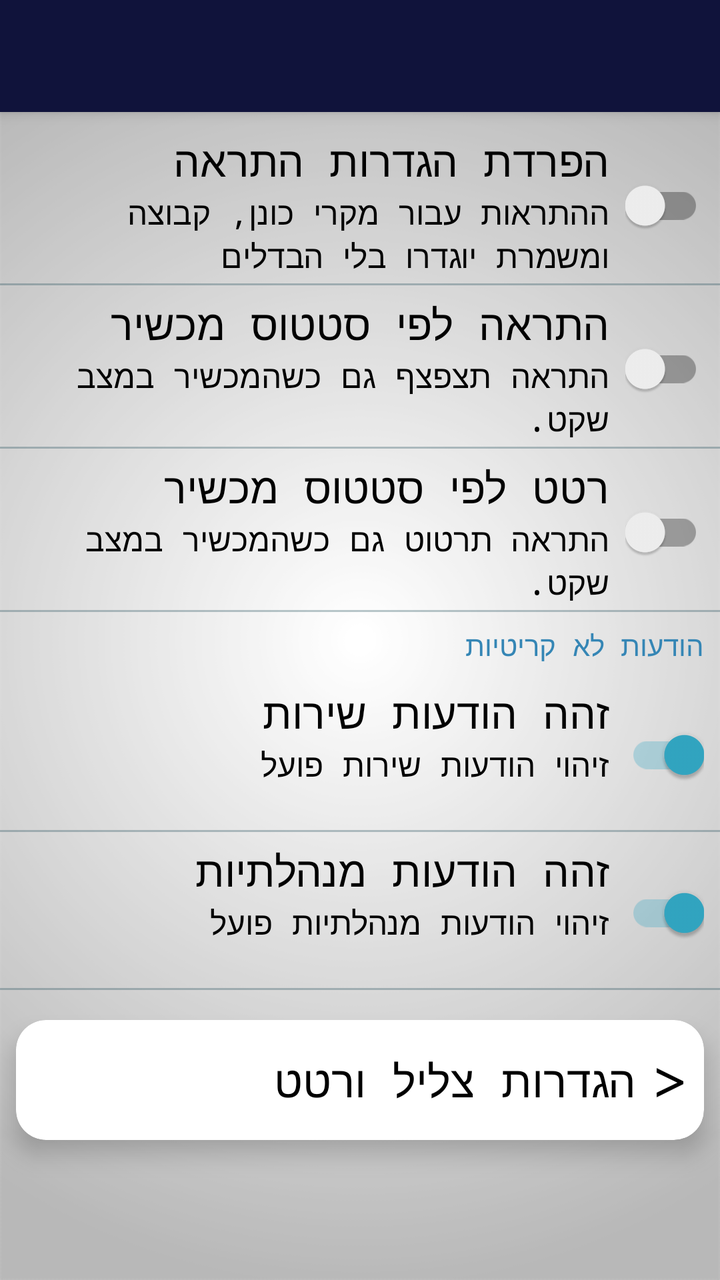
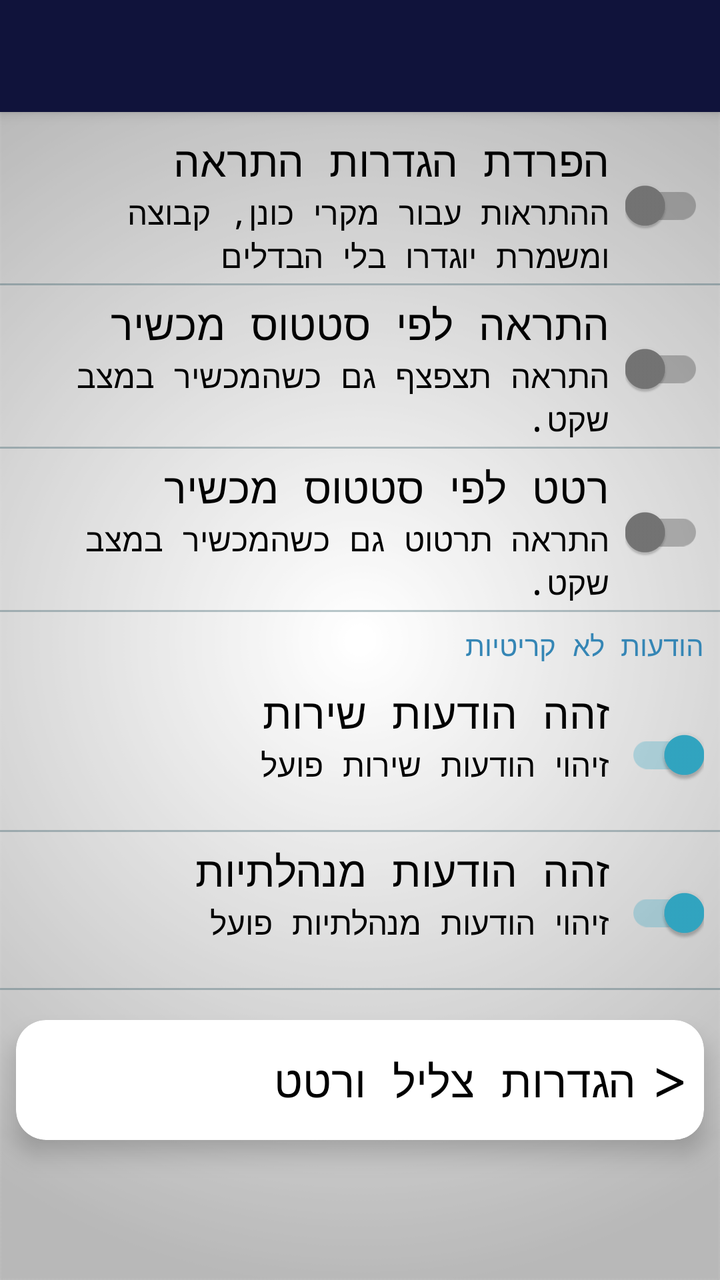

The first picture is an Android layout as it rendered before a commit; the second is the same layout after the commit. The layout source and the unified diff follow.
<!-- AndroidManifest.xml: application theme AppTheme -->
<!-- res/layout/settings_designed_notifications.xml -->
<?xml version="1.0" encoding="utf-8"?>
<androidx.coordinatorlayout.widget.CoordinatorLayout
    xmlns:android="http://schemas.android.com/apk/res/android"
    xmlns:app="http://schemas.android.com/apk/res-auto"
    android:layout_width="match_parent"
    android:layout_height="match_parent"
    xmlns:tools="http://schemas.android.com/tools"
    tools:context=".SettingsDesignedNotifications">
    <com.google.android.material.appbar.AppBarLayout
        android:layout_width="match_parent"
        android:layout_height="wrap_content"
        android:theme="@style/AppTheme.AppBarOverlay">
        <androidx.appcompat.widget.Toolbar
            android:id="@+id/toolbar"
            android:layout_width="match_parent"
            android:layout_height="?attr/actionBarSize"
            android:background="@color/ColorPrimary"
            app:layout_scrollFlags="scroll|exitUntilCollapsed"
            app:popupTheme="@style/AppTheme.PopupOverlay" />
    </com.google.android.material.appbar.AppBarLayout>
    <androidx.core.widget.NestedScrollView
        android:layout_width="match_parent"
        android:layout_height="wrap_content"
        app:layout_behavior="com.google.android.material.appbar.AppBarLayout$ScrollingViewBehavior">
    <androidx.constraintlayout.widget.ConstraintLayout
        android:layout_width="match_parent"
        android:layout_height="match_parent">
        <androidx.constraintlayout.widget.ConstraintLayout
            android:id="@+id/cutA_pref"
            android:layout_width="match_parent"
            android:layout_height="wrap_content"
            android:layout_marginTop="8dp"
            app:layout_constraintTop_toTopOf="parent">
            <androidx.appcompat.widget.SwitchCompat
                android:id="@+id/cutAlarm"
                android:layout_width="wrap_content"
                android:layout_height="wrap_content"
                android:layout_marginTop="8dp"
                android:layout_marginEnd="8dp"
                android:layout_marginBottom="8dp"
                android:clickable="false"
                app:layout_constraintBottom_toTopOf="@+id/cutA_divider"
                app:layout_constraintEnd_toEndOf="parent"
                app:layout_constraintTop_toTopOf="parent" />
            <TextView
                android:id="@+id/cutA_Title"
                android:layout_width="0dp"
                android:layout_height="wrap_content"
                android:layout_marginStart="8dp"
                android:layout_marginTop="2dp"
                android:layout_marginEnd="8dp"
                android:text="@string/pref_title_cutA"
                android:textSize="21sp"
                app:layout_constraintEnd_toStartOf="@+id/cutAlarm"
                app:layout_constraintStart_toStartOf="parent"
                app:layout_constraintTop_toTopOf="parent" />
            <TextView
                android:id="@+id/cutA_Desc"
                android:layout_width="0dp"
                android:layout_height="wrap_content"
                android:layout_marginStart="8dp"
                android:layout_marginTop="1dp"
                android:layout_marginEnd="8dp"
                android:text="@string/pref_description_cutA_off"
                android:textSize="16sp"
                android:minLines="2"
                app:layout_constraintEnd_toStartOf="@+id/cutAlarm"
                app:layout_constraintStart_toStartOf="parent"
                app:layout_constraintTop_toBottomOf="@+id/cutA_Title" />
            <View
                android:id="@+id/cutA_divider"
                android:layout_width="match_parent"
                android:layout_height="1dp"
                android:layout_marginTop="3dp"
                android:background="@color/ColorBlueAlpha"
                app:layout_constraintTop_toBottomOf="@+id/cutA_Desc" />
        </androidx.constraintlayout.widget.ConstraintLayout>
        <androidx.constraintlayout.widget.ConstraintLayout
            android:id="@+id/stat_pref"
            android:layout_width="match_parent"
            android:layout_height="wrap_content"
            android:layout_marginTop="3dp"
            app:layout_constraintTop_toBottomOf="@+id/cutA_pref">
            <androidx.appcompat.widget.SwitchCompat
                android:id="@+id/stat"
                android:layout_width="wrap_content"
                android:layout_height="wrap_content"
                android:layout_marginTop="8dp"
                android:layout_marginEnd="8dp"
                android:layout_marginBottom="8dp"
                android:clickable="false"
                app:layout_constraintBottom_toTopOf="@+id/stat_divider"
                app:layout_constraintEnd_toEndOf="parent"
                app:layout_constraintTop_toTopOf="parent" />
            <TextView
                android:id="@+id/stat_Title"
                android:layout_width="0dp"
                android:layout_height="wrap_content"
                android:layout_marginStart="8dp"
                android:layout_marginTop="2dp"
                android:layout_marginEnd="8dp"
                android:text="@string/pref_title_state"
                android:textSize="21sp"
                app:layout_constraintEnd_toStartOf="@+id/stat"
                app:layout_constraintStart_toStartOf="parent"
                app:layout_constraintTop_toTopOf="parent" />
            <TextView
                android:id="@+id/stat_Desc"
                android:layout_width="0dp"
                android:layout_height="wrap_content"
                android:layout_marginStart="8dp"
                android:layout_marginTop="1dp"
                android:layout_marginEnd="8dp"
                android:text="@string/pref_description_state_off"
                android:textSize="16sp"
                android:minLines="2"
                app:layout_constraintEnd_toStartOf="@+id/stat"
                app:layout_constraintStart_toStartOf="parent"
                app:layout_constraintTop_toBottomOf="@+id/stat_Title" />
            <View
                android:id="@+id/stat_divider"
                android:layout_width="match_parent"
                android:layout_height="1dp"
                android:background="@color/ColorBlueAlpha"
                android:layout_marginTop="3dp"
                app:layout_constraintTop_toBottomOf="@+id/stat_Desc" />
        </androidx.constraintlayout.widget.ConstraintLayout>
        <androidx.constraintlayout.widget.ConstraintLayout
            android:id="@+id/statVib_pref"
            android:layout_width="match_parent"
            android:layout_height="wrap_content"
            android:layout_marginTop="3dp"
            app:layout_constraintTop_toBottomOf="@+id/stat_pref">
            <androidx.appcompat.widget.SwitchCompat
                android:id="@+id/statVib"
                android:layout_width="wrap_content"
                android:layout_height="wrap_content"
                android:layout_marginTop="8dp"
                android:layout_marginEnd="8dp"
                android:layout_marginBottom="8dp"
                android:clickable="false"
                app:layout_constraintBottom_toTopOf="@+id/statVib_divider"
                app:layout_constraintEnd_toEndOf="parent"
                app:layout_constraintTop_toTopOf="parent" />
            <TextView
                android:id="@+id/statVib_Title"
                android:layout_width="0dp"
                android:layout_height="wrap_content"
                android:layout_marginStart="8dp"
                android:layout_marginTop="2dp"
                android:layout_marginEnd="8dp"
                android:text="@string/pref_title_stateVib"
                android:textSize="21sp"
                app:layout_constraintEnd_toStartOf="@+id/statVib"
                app:layout_constraintStart_toStartOf="parent"
                app:layout_constraintTop_toTopOf="parent" />
            <TextView
                android:id="@+id/statVib_Desc"
                android:layout_width="0dp"
                android:layout_height="wrap_content"
                android:layout_marginStart="8dp"
                android:layout_marginTop="1dp"
                android:layout_marginEnd="8dp"
                android:minLines="2"
                android:text="@string/pref_description_stateVib_off"
                android:textSize="16sp"
                app:layout_constraintEnd_toStartOf="@+id/statVib"
                app:layout_constraintStart_toStartOf="parent"
                app:layout_constraintTop_toBottomOf="@+id/statVib_Title" />
            <View
                android:id="@+id/statVib_divider"
                android:layout_width="match_parent"
                android:layout_height="1dp"
                android:background="@color/ColorBlueAlpha"
                android:layout_marginTop="3dp"
                app:layout_constraintTop_toBottomOf="@+id/statVib_Desc" />
        </androidx.constraintlayout.widget.ConstraintLayout>

        <TextView
            android:id="@+id/textView3"
            android:layout_width="0dp"
            android:layout_height="wrap_content"
            android:layout_marginStart="8dp"
            android:layout_marginTop="7dp"
            android:layout_marginEnd="8dp"
            android:text="@string/title_low_calls"
            android:textColor="@color/Ocean"
            app:layout_constraintEnd_toEndOf="parent"
            app:layout_constraintStart_toStartOf="parent"
            app:layout_constraintTop_toBottomOf="@+id/statVib_pref" />
        <androidx.constraintlayout.widget.ConstraintLayout
            android:id="@+id/T6_pref"
            android:layout_width="match_parent"
            android:layout_height="wrap_content"
            android:layout_marginTop="8dp"
            app:layout_constraintTop_toBottomOf="@+id/textView3">
            <androidx.appcompat.widget.SwitchCompat
                android:id="@+id/T6"
                android:layout_width="wrap_content"
                android:layout_height="wrap_content"
                android:layout_marginTop="8dp"
                android:layout_marginEnd="8dp"
                android:layout_marginBottom="8dp"
                android:clickable="false"
                android:checked="true"
                app:layout_constraintBottom_toTopOf="@+id/T6_divider"
                app:layout_constraintEnd_toEndOf="parent"
                app:layout_constraintTop_toTopOf="parent" />
            <TextView
                android:id="@+id/T6_Title"
                android:layout_width="0dp"
                android:layout_height="wrap_content"
                android:layout_marginStart="8dp"
                android:layout_marginTop="2dp"
                android:layout_marginEnd="8dp"
                android:text="@string/findT6"
                android:textSize="21sp"
                app:layout_constraintEnd_toStartOf="@+id/T6"
                app:layout_constraintStart_toStartOf="parent"
                app:layout_constraintTop_toTopOf="parent" />
            <TextView
                android:id="@+id/T6_Desc"
                android:layout_width="0dp"
                android:layout_height="wrap_content"
                android:layout_marginStart="8dp"
                android:layout_marginTop="1dp"
                android:layout_marginEnd="8dp"
                android:text="@string/findT6_on"
                android:textSize="16sp"
                android:minLines="2"
                app:layout_constraintEnd_toStartOf="@+id/T6"
                app:layout_constraintStart_toStartOf="parent"
                app:layout_constraintTop_toBottomOf="@+id/T6_Title" />
            <View
                android:id="@+id/T6_divider"
                android:layout_width="match_parent"
                android:layout_height="1dp"
                android:layout_marginTop="3dp"
                android:background="@color/ColorBlueAlpha"
                app:layout_constraintTop_toBottomOf="@+id/T6_Desc" />
        </androidx.constraintlayout.widget.ConstraintLayout>
        <androidx.constraintlayout.widget.ConstraintLayout
            android:id="@+id/findT4_pref"
            android:layout_width="match_parent"
            android:layout_height="wrap_content"
            android:layout_marginTop="3dp"
            app:layout_constraintTop_toBottomOf="@+id/T6_pref">
            <androidx.appcompat.widget.SwitchCompat
                android:id="@+id/findT4"
                android:layout_width="wrap_content"
                android:layout_height="wrap_content"
                android:layout_marginTop="8dp"
                android:layout_marginEnd="8dp"
                android:layout_marginBottom="8dp"
                android:clickable="false"
                android:checked="true"
                app:layout_constraintBottom_toTopOf="@+id/findT4_divider"
                app:layout_constraintEnd_toEndOf="parent"
                app:layout_constraintTop_toTopOf="parent" />
            <TextView
                android:id="@+id/findT4_Title"
                android:layout_width="0dp"
                android:layout_height="wrap_content"
                android:layout_marginStart="8dp"
                android:layout_marginTop="2dp"
                android:layout_marginEnd="8dp"
                android:text="@string/findT4"
                android:textSize="21sp"
                app:layout_constraintEnd_toStartOf="@+id/findT4"
                app:layout_constraintStart_toStartOf="parent"
                app:layout_constraintTop_toTopOf="parent" />
            <TextView
                android:id="@+id/findT4_Desc"
                android:layout_width="0dp"
                android:layout_height="wrap_content"
                android:layout_marginStart="8dp"
                android:layout_marginTop="1dp"
                android:layout_marginEnd="8dp"
                android:text="@string/findT4_on"
                android:textSize="16sp"
                android:minLines="2"
                app:layout_constraintEnd_toStartOf="@+id/findT4"
                app:layout_constraintStart_toStartOf="parent"
                app:layout_constraintTop_toBottomOf="@+id/findT4_Title" />
            <View
                android:id="@+id/findT4_divider"
                android:layout_width="match_parent"
                android:layout_height="1dp"
                android:background="@color/ColorBlueAlpha"
                android:layout_marginTop="3dp"
                app:layout_constraintTop_toBottomOf="@+id/findT4_Desc" />
        </androidx.constraintlayout.widget.ConstraintLayout>


        <androidx.cardview.widget.CardView
            android:id="@+id/sound_vib_card"
            android:layout_width="0dp"
            android:layout_height="60dp"
            android:layout_marginStart="8dp"
            android:layout_marginTop="15dp"
            android:layout_marginEnd="8dp"
            android:layout_marginBottom="30dp"
            app:cardBackgroundColor="@color/White"
            app:cardCornerRadius="15dp"
            app:cardElevation="7dp"
            app:layout_constraintEnd_toEndOf="parent"
            app:layout_constraintStart_toStartOf="parent"
            app:layout_constraintTop_toBottomOf="@+id/findT4_pref"
            app:layout_constraintBottom_toBottomOf="parent">
            <androidx.constraintlayout.widget.ConstraintLayout
                android:layout_width="match_parent"
                android:layout_height="match_parent">
                <TextView
                    android:id="@+id/tools_tv"
                    android:layout_width="0dp"
                    android:layout_height="wrap_content"
                    android:layout_marginStart="8dp"
                    android:layout_marginTop="8dp"
                    android:layout_marginEnd="8dp"
                    android:layout_marginBottom="8dp"
                    android:text="@string/pref_header_sound_and_vib"
                    android:textSize="22sp"
                    app:layout_constraintBottom_toBottomOf="parent"
                    app:layout_constraintEnd_toStartOf="@+id/tools_arrow_tv"
                    app:layout_constraintStart_toStartOf="parent"
                    app:layout_constraintTop_toTopOf="parent" />
                <TextView
                    android:id="@+id/tools_arrow_tv"
                    android:layout_width="wrap_content"
                    android:layout_height="wrap_content"
                    android:layout_marginTop="8dp"
                    android:layout_marginEnd="8dp"
                    android:layout_marginBottom="8dp"
                    android:text=">"
                    android:textSize="30sp"
                    app:layout_constraintBottom_toBottomOf="parent"
                    app:layout_constraintEnd_toEndOf="parent"
                    app:layout_constraintTop_toTopOf="parent" />
            </androidx.constraintlayout.widget.ConstraintLayout>
        </androidx.cardview.widget.CardView>
    </androidx.constraintlayout.widget.ConstraintLayout>
    </androidx.core.widget.NestedScrollView>
</androidx.coordinatorlayout.widget.CoordinatorLayout>
<!-- resources referenced by this layout -->
<resources>
  <color name="ColorBlueAlpha">#4D194853</color>
  <color name="ColorPrimary">#10133b</color>
  <color name="Ocean">#3586B5</color>
  <color name="White">#FFFFFF</color>
  <string name="findT4">זהה הודעות מנהלתיות</string>
  <string name="findT4_on">זיהוי הודעות מנהלתיות פועל</string>
  <string name="findT6">זהה הודעות שירות</string>
  <string name="findT6_on">זיהוי הודעות שירות פועל</string>
  <string name="pref_description_cutA_off">ההתראות עבור מקרי כונן, קבוצה ומשמרת יוגדרו בלי הבדלים</string>
  <string name="pref_description_stateVib_off">התראה תרטוט גם כשהמכשיר במצב שקט.</string>
  <string name="pref_description_state_off">התראה תצפצף גם כשהמכשיר במצב שקט.</string>
  <string name="pref_header_sound_and_vib">הגדרות צליל ורטט</string>
  <string name="pref_title_cutA">הפרדת הגדרות התראה</string>
  <string name="pref_title_state">התראה לפי סטטוס מכשיר</string>
  <string name="pref_title_stateVib">רטט לפי סטטוס מכשיר</string>
  <string name="title_low_calls">הודעות לא קריטיות</string>
  <style name="AppTheme.AppBarOverlay" parent="ThemeOverlay.AppCompat.Dark.ActionBar" />
  <style name="AppTheme.PopupOverlay" parent="ThemeOverlay.AppCompat.Light" />
  <style name="AppTheme" parent="Theme.AppCompat.Light">
          
          <item name="android:textColor">@color/Black</item>
          <item name="colorPrimary">@color/ColorPrimary</item>
          <item name="colorPrimaryDark">@color/ColorPrimaryDark</item>
          <item name="android:textColorHintInverse">@color/ColorBlue</item>
          <item name="actionBarTheme">@style/ThemeOverlay.AppCompat.Dark.ActionBar</item>
          <item name="buttonStyle">@style/FButton</item>
          <item name="android:buttonStyle">@style/FButton</item>
          <item name="colorAccent">@color/materialGrey300</item>
          
          <item name="android:actionMenuTextColor">@color/Black</item>
          <item name="android:itemBackground">@color/materialGrey300</item>
          <item name="android:textColorSecondary">@color/ColorRedDark</item>
          <item name="android:windowBackground">@drawable/ic_bgg</item>
          <item name="android:typeface">monospace</item>
  
          <item name="android:textColorHint">@color/ColorAqua</item>
          <item name="colorControlNormal">@color/ColorBlue</item>
          <item name="colorControlActivated">@color/ColorAqua</item>
          <item name="colorControlHighlight">@color/ColorAqua</item>
      </style>
  <color name="Black">#000000</color>
  <color name="ColorPrimaryDark">#1a1d4b</color>
  <color name="ColorBlue">#98194853</color>
  <style name="FButton" parent="Theme.AppCompat.Light">
          <item name="colorControlHighlight">@color/ColorBlue</item>
          <item name="android:textColor">@color/ColorAqua</item>
          <item name="android:textSize">20sp</item>
      </style>
  <color name="materialGrey300">#ffe0e0e0</color>
  <color name="ColorRedDark">#6b0000</color>
  <!-- drawable ic_bgg: png bitmap (drawable, 33899 bytes) -->
  <color name="ColorAqua">#32a7c3</color>
</resources>

<!-- the commit's change to res/layout/settings_designed_notifications.xml (unified diff, before → after) -->
@@ -39,6 +39,7 @@
                 android:layout_marginEnd="8dp"
                 android:layout_marginBottom="8dp"
                 android:clickable="false"
+                android:theme="@style/CKS"
                 app:layout_constraintBottom_toTopOf="@+id/cutA_divider"
                 app:layout_constraintEnd_toEndOf="parent"
                 app:layout_constraintTop_toTopOf="parent" />
@@ -89,6 +90,7 @@
                 android:layout_marginEnd="8dp"
                 android:layout_marginBottom="8dp"
                 android:clickable="false"
+                android:theme="@style/CKS"
                 app:layout_constraintBottom_toTopOf="@+id/stat_divider"
                 app:layout_constraintEnd_toEndOf="parent"
                 app:layout_constraintTop_toTopOf="parent" />
@@ -139,6 +141,7 @@
                 android:layout_marginEnd="8dp"
                 android:layout_marginBottom="8dp"
                 android:clickable="false"
+                android:theme="@style/CKS"
                 app:layout_constraintBottom_toTopOf="@+id/statVib_divider"
                 app:layout_constraintEnd_toEndOf="parent"
                 app:layout_constraintTop_toTopOf="parent" />
@@ -203,6 +206,7 @@
                 android:layout_marginBottom="8dp"
                 android:clickable="false"
                 android:checked="true"
+                android:theme="@style/CKS"
                 app:layout_constraintBottom_toTopOf="@+id/T6_divider"
                 app:layout_constraintEnd_toEndOf="parent"
                 app:layout_constraintTop_toTopOf="parent" />
@@ -254,6 +258,7 @@
                 android:layout_marginBottom="8dp"
                 android:clickable="false"
                 android:checked="true"
+                android:theme="@style/CKS"
                 app:layout_constraintBottom_toTopOf="@+id/findT4_divider"
                 app:layout_constraintEnd_toEndOf="parent"
                 app:layout_constraintTop_toTopOf="parent" />
<!-- resource entries referenced after the edit -->
@@ -18,6 +18,12 @@
   <string name="title_low_calls">הודעות לא קריטיות</string>
   <style name="AppTheme.AppBarOverlay" parent="ThemeOverlay.AppCompat.Dark.ActionBar" />
   <style name="AppTheme.PopupOverlay" parent="ThemeOverlay.AppCompat.Light" />
+  <style name="CKS" parent="Theme.AppCompat.Light.NoActionBar">
+          <item name="colorControlActivated">@color/ColorAqua</item>
+          <item name="colorSwitchThumbNormal">@color/materialGrey600</item>
+          
+          <item name="android:colorForeground">@color/materialGrey850</item>
+      </style>
   <style name="AppTheme" parent="Theme.AppCompat.Light">
           
           <item name="android:textColor">@color/Black</item>
@@ -52,5 +58,7 @@
   <color name="ColorRedDark">#6b0000</color>
   <!-- drawable ic_bgg: png bitmap (drawable, 33899 bytes) -->
   <color name="ColorAqua">#32a7c3</color>
+  <color name="materialGrey600">#ff757575</color>
+  <color name="materialGrey850">#ff303030</color>
 </resources>
 
